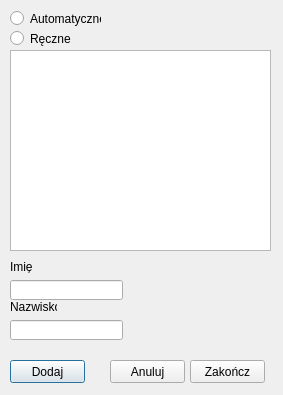
The window that add_presence_dialog.ui (MichalKNR/FitMaster5000) describes before a commit, drawn with Qt 5.
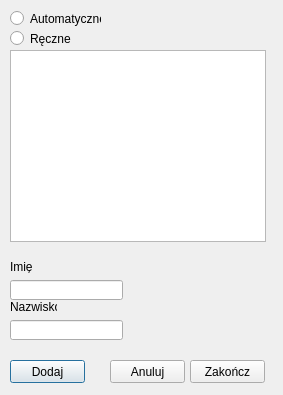
The same window after the commit.

Patch:
```diff
--- a/add_presence_dialog.ui
+++ b/add_presence_dialog.ui
@@ -39,16 +39,6 @@
     <string>Ręczne</string>
    </property>
   </widget>
-  <widget class="QTableView" name="Participants_TV">
-   <property name="geometry">
-    <rect>
-     <x>10</x>
-     <y>50</y>
-     <width>261</width>
-     <height>201</height>
-    </rect>
-   </property>
-  </widget>
   <widget class="QLineEdit" name="Name_LE">
    <property name="geometry">
     <rect>
@@ -134,6 +124,16 @@
     <string>Anuluj</string>
    </property>
   </widget>
+  <widget class="QTableWidget" name="Participants_TV">
+   <property name="geometry">
+    <rect>
+     <x>10</x>
+     <y>50</y>
+     <width>256</width>
+     <height>192</height>
+    </rect>
+   </property>
+  </widget>
  </widget>
  <resources/>
  <connections/>
```
